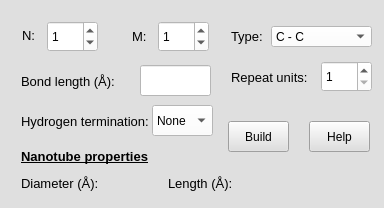
This is furiousatoms/forms/widget_SWNT.ui in nasimanousheh/furious-atoms as Qt 5 draws it before an edit. The edited form follows.
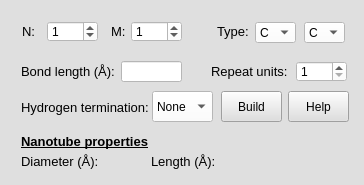
This is the edited form.

Commit message: Updated widget SWNT

Diff of the .ui file:
```diff
--- a/furiousatoms/forms/widget_SWNT.ui
+++ b/furiousatoms/forms/widget_SWNT.ui
@@ -6,8 +6,8 @@
    <rect>
     <x>0</x>
     <y>0</y>
-    <width>384</width>
-    <height>208</height>
+    <width>364</width>
+    <height>185</height>
    </rect>
   </property>
   <property name="windowTitle">
@@ -29,7 +29,7 @@
       <property name="geometry">
        <rect>
         <x>11</x>
-        <y>14</y>
+        <y>10</y>
         <width>21</width>
         <height>21</height>
        </rect>
@@ -46,8 +46,8 @@
      <widget class="QLabel" name="label_repeat_units_SWNT">
       <property name="geometry">
        <rect>
-        <x>220</x>
-        <y>56</y>
+        <x>200</x>
+        <y>50</y>
         <width>81</width>
         <height>21</height>
        </rect>
@@ -65,7 +65,7 @@
       <property name="geometry">
        <rect>
         <x>10</x>
-        <y>60</y>
+        <y>50</y>
         <width>101</width>
         <height>20</height>
        </rect>
@@ -82,9 +82,9 @@
      <widget class="QLabel" name="label_type_SWNT">
       <property name="geometry">
        <rect>
-        <x>220</x>
-        <y>15</y>
-        <width>61</width>
+        <x>206</x>
+        <y>10</y>
+        <width>41</width>
         <height>21</height>
        </rect>
       </property>
@@ -100,9 +100,9 @@
      <widget class="QComboBox" name="comboBox_type_SWNT">
       <property name="geometry">
        <rect>
-        <x>260</x>
-        <y>15</y>
-        <width>101</width>
+        <x>244</x>
+        <y>11</y>
+        <width>41</width>
         <height>21</height>
        </rect>
       </property>
@@ -111,7 +111,7 @@
       </property>
       <item>
        <property name="text">
-        <string>C - C</string>
+        <string>C</string>
        </property>
       </item>
       <item>
@@ -143,10 +143,10 @@
      <widget class="QLineEdit" name="lineEdit_bond_length_SWNT">
       <property name="geometry">
        <rect>
-        <x>129</x>
-        <y>54</y>
-        <width>71</width>
-        <height>31</height>
+        <x>110</x>
+        <y>50</y>
+        <width>61</width>
+        <height>21</height>
        </rect>
       </property>
       <property name="styleSheet">
@@ -159,8 +159,8 @@
      <widget class="QPushButton" name="pushButton_build_SWNT">
       <property name="geometry">
        <rect>
-        <x>217</x>
-        <y>110</y>
+        <x>210</x>
+        <y>80</y>
         <width>61</width>
         <height>31</height>
        </rect>
@@ -172,8 +172,8 @@
      <widget class="QLabel" name="label_chirality_M_SWNT">
       <property name="geometry">
        <rect>
-        <x>121</x>
-        <y>15</y>
+        <x>100</x>
+        <y>10</y>
         <width>21</width>
         <height>21</height>
        </rect>
@@ -193,7 +193,7 @@
         <x>36</x>
         <y>10</y>
         <width>51</width>
-        <height>31</height>
+        <height>21</height>
        </rect>
       </property>
       <property name="styleSheet">
@@ -206,10 +206,10 @@
      <widget class="QSpinBox" name="spinBox_chirality_M_SWNT">
       <property name="geometry">
        <rect>
-        <x>147</x>
+        <x>120</x>
         <y>10</y>
         <width>51</width>
-        <height>31</height>
+        <height>21</height>
        </rect>
       </property>
       <property name="styleSheet">
@@ -222,10 +222,10 @@
      <widget class="QSpinBox" name="spinBox_repeat_units_SWNT">
       <property name="geometry">
        <rect>
-        <x>310</x>
+        <x>285</x>
         <y>50</y>
         <width>51</width>
-        <height>31</height>
+        <height>21</height>
        </rect>
       </property>
       <property name="styleSheet">
@@ -238,8 +238,8 @@
      <widget class="QPushButton" name="pushButton_help_build_SWNT">
       <property name="geometry">
        <rect>
-        <x>298</x>
-        <y>110</y>
+        <x>277</x>
+        <y>80</y>
         <width>61</width>
         <height>31</height>
        </rect>
@@ -252,7 +252,7 @@
       <property name="geometry">
        <rect>
         <x>10</x>
-        <y>162</y>
+        <y>140</y>
         <width>81</width>
         <height>21</height>
        </rect>
@@ -269,8 +269,8 @@
      <widget class="QLineEdit" name="lineEdit_diameter_SWNT">
       <property name="geometry">
        <rect>
-        <x>100</x>
-        <y>162</y>
+        <x>90</x>
+        <y>140</y>
         <width>51</width>
         <height>21</height>
        </rect>
@@ -292,7 +292,7 @@
       <property name="geometry">
        <rect>
         <x>10</x>
-        <y>100</y>
+        <y>86</y>
         <width>131</width>
         <height>21</height>
        </rect>
@@ -310,7 +310,7 @@
       <property name="geometry">
        <rect>
         <x>141</x>
-        <y>94</y>
+        <y>80</y>
         <width>61</width>
         <height>31</height>
        </rect>
@@ -338,7 +338,7 @@
       <property name="geometry">
        <rect>
         <x>10</x>
-        <y>135</y>
+        <y>120</y>
         <width>141</width>
         <height>21</height>
        </rect>
@@ -358,8 +358,8 @@
      <widget class="QLabel" name="label_length_SWNT">
       <property name="geometry">
        <rect>
-        <x>157</x>
-        <y>162</y>
+        <x>140</x>
+        <y>140</y>
         <width>71</width>
         <height>21</height>
        </rect>
@@ -376,8 +376,8 @@
      <widget class="QLineEdit" name="lineEdit_length_SWNT">
       <property name="geometry">
        <rect>
-        <x>227</x>
-        <y>162</y>
+        <x>210</x>
+        <y>140</y>
         <width>51</width>
         <height>21</height>
        </rect>
@@ -395,6 +395,34 @@
        <bool>true</bool>
       </property>
      </widget>
+     <widget class="QComboBox" name="comboBox_type2_SWNT">
+      <property name="geometry">
+       <rect>
+        <x>293</x>
+        <y>11</y>
+        <width>41</width>
+        <height>21</height>
+       </rect>
+      </property>
+      <property name="styleSheet">
+       <string notr="true">background-color: rgb(255, 255, 255);</string>
+      </property>
+      <item>
+       <property name="text">
+        <string>C</string>
+       </property>
+      </item>
+      <item>
+       <property name="text">
+        <string>B</string>
+       </property>
+      </item>
+      <item>
+       <property name="text">
+        <string>Al</string>
+       </property>
+      </item>
+     </widget>
     </widget>
    </item>
   </layout>
```
Left out of the diff: 21 changed lines with no effect on the pictures. The commit also changes 1 other file.
